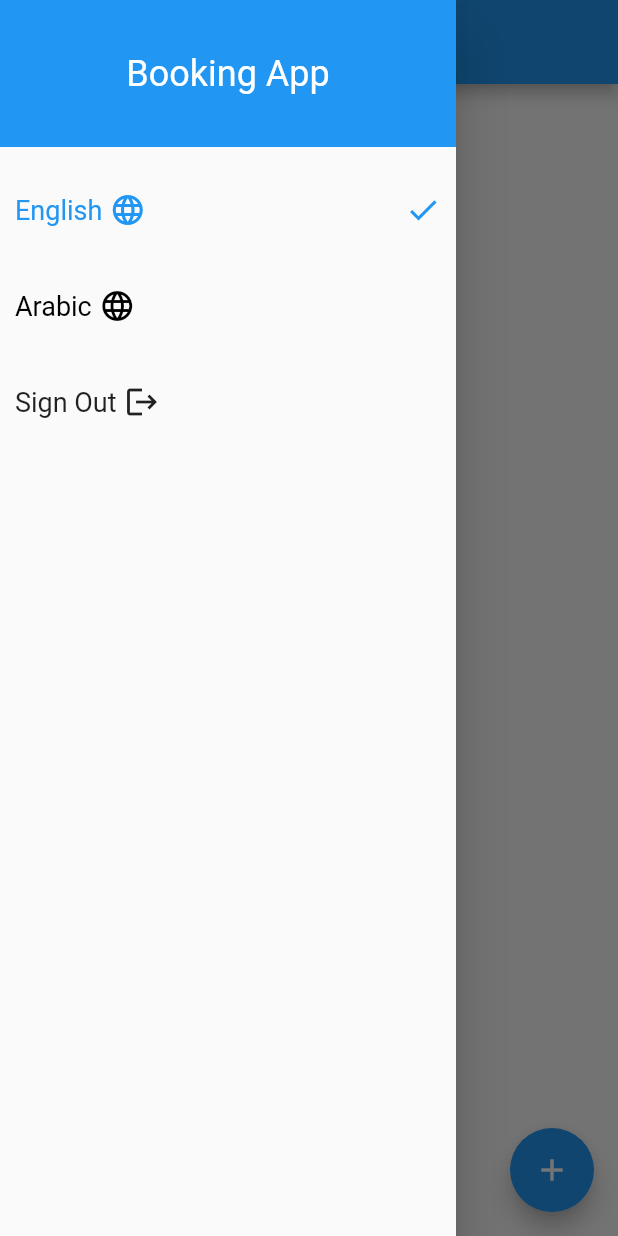
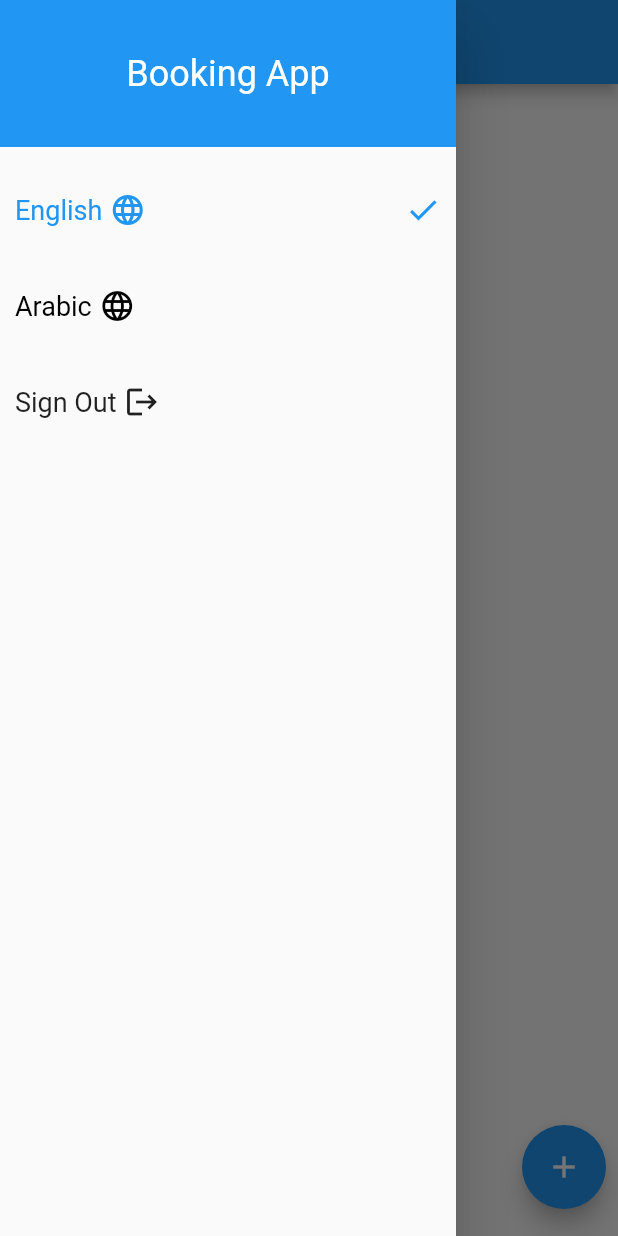
Before and after one commit to ahmedfouad311/booking_app, a Flutter app: the HomeScreen screen opened by its route, with the side drawer open, on a phone screen of 412 x 824 dp. Run offline on Flutter 3.47's test engine with Material 2 defaults, Android fonts, the phone set to English and light mode, and no system bars; our stand-ins replace cloud_firestore, firebase_auth, firebase_core; missing offline and left inert: time_range_picker; accounts and stored records are empty; generated files the repository leaves out were written again.

```diff
--- a/lib/admin/drop_down_admin.dart
+++ b/lib/admin/drop_down_admin.dart
@@ -1,6 +1,4 @@
 // ignore_for_file: prefer_const_constructors_in_immutables, must_be_immutable
-
-import 'dart:developer';
 
 import 'package:flutter/material.dart';
 
--- a/lib/data/firestore_utils.dart
+++ b/lib/data/firestore_utils.dart
@@ -1,4 +1,4 @@
-import 'dart:developer';
+
 
 import 'package:booking_app/data/booked_data.dart';
 import 'package:booking_app/data/booking_data.dart';
--- a/lib/data/user_booking_data.dart
+++ b/lib/data/user_booking_data.dart
@@ -22,7 +22,7 @@ class UserBookingData {
             userId: json['userId']! as String,
             stadium: json['stadium']! as String,
             userDate: DateTime.fromMillisecondsSinceEpoch(
-                json['userFromDate']! as int),
+                json['userDate']! as int),
             timeRange: json['timeRange']! as Map);
 
   Map<String, dynamic> toJson() {
@@ -30,7 +30,7 @@ class UserBookingData {
       'id': id,
       'userId': userId,
       'stadium': stadium,
-      'userFromDate': userDate.millisecondsSinceEpoch,
+      'userDate': userDate.millisecondsSinceEpoch,
       'timeRange': timeRange,
     };
   }
--- a/lib/home/home_booking_item.dart
+++ b/lib/home/home_booking_item.dart
@@ -45,7 +45,7 @@ class _HomeBookingItemState extends State<HomeBookingItem> {
               height: 5,
             ),
             Text(
-              '${AppLocalizations.of(context)!.from} ${widget.userBookingData.timeRange['start'].toString()}:00  -  ${AppLocalizations.of(context)!.from}} ${widget.userBookingData.timeRange['end'].toString()}:00',
+              '${AppLocalizations.of(context)!.from} ${widget.userBookingData.timeRange['start'].toString()}:00  -  ${AppLocalizations.of(context)!.from} ${widget.userBookingData.timeRange['end'].toString()}:00',
               style: Theme.of(context)
                   .textTheme
                   .subtitle1!
--- a/lib/home/home_screen.dart
+++ b/lib/home/home_screen.dart
@@ -127,25 +127,46 @@ class _HomeScreenState extends State<HomeScreen> {
             } else {
               List<UserBookingData> items =
                   snapshot.data!.docs.map((e) => e.data()).toList();
-              return ListView.builder(
-                itemBuilder: (context, index) {
-                  return HomeBookingItem(items[index]);
-                },
-                itemCount: items.length,
+              return Column(
+                crossAxisAlignment: CrossAxisAlignment.end,
+                children: [
+                  Expanded(
+                    child: ListView.builder(
+                      itemBuilder: (context, index) {
+                        return HomeBookingItem(items[index]);
+                      },
+                      itemCount: items.length,
+                    ),
+                  ),
+                  Padding(
+                    padding: const EdgeInsets.all(8.0),
+                    child: FloatingActionButton(
+                      backgroundColor: Theme.of(context).primaryColor,
+                      onPressed: () {
+                        // Navigator.pushNamed(context, UserBooking.ROUTE_NAME,arguments:snapshot.data,
+                        //);
+                        Navigator.of(context).push(MaterialPageRoute(builder: (cxt)=>UserBooking(userBookingData:items,),),);
+                      },
+                      child: const Icon(
+                        Icons.add,
+                      ),
+                    ),
+                  ),
+                ],
               );
             }
           },
         ),
       ),
-      floatingActionButton: FloatingActionButton(
-        backgroundColor: Theme.of(context).primaryColor,
-        onPressed: () {
-          Navigator.pushNamed(context, UserBooking.ROUTE_NAME);
-        },
-        child: const Icon(
-          Icons.add,
-        ),
-      ),
+      // floatingActionButton: FloatingActionButton(
+      //   backgroundColor: Theme.of(context).primaryColor,
+      //   onPressed: () {
+      //     Navigator.pushNamed(context, UserBooking.ROUTE_NAME);
+      //   },
+      //   child: const Icon(
+      //     Icons.add,
+      //   ),
+      // ),
     );
   }
 
--- a/lib/main.dart
+++ b/lib/main.dart
@@ -37,7 +37,7 @@ class MyApp extends StatelessWidget {
         RegisterScreen.ROUTE_NAME: (context) => const RegisterScreen(),
         AdminHome.ROUTE_NAME: (context) => const AdminHome(),
         AddBookingAdmin.ROUTE_NAME: (context) =>  AddBookingAdmin(),
-        UserBooking.ROUTE_NAME: (context) => UserBooking(),
+        UserBooking.ROUTE_NAME: (context) => UserBooking(userBookingData: const [],),
         AdminBookingDetails.ROUTE_NAME: (context) => const AdminBookingDetails(),
         TimeBookScreen.ROUTE_NAME: (context) => const TimeBookScreen(),
       },
```
Also changed, not shown: lib/admin/add_booking_admin.dart (+4 -7 lines), lib/user/booking_item.dart (+12 -5 lines), lib/user/time_book_screen.dart (+28 -7 lines), lib/user/time_list_screen.dart (+46 -7 lines), lib/user/user_booking.dart (+4 -16 lines).
